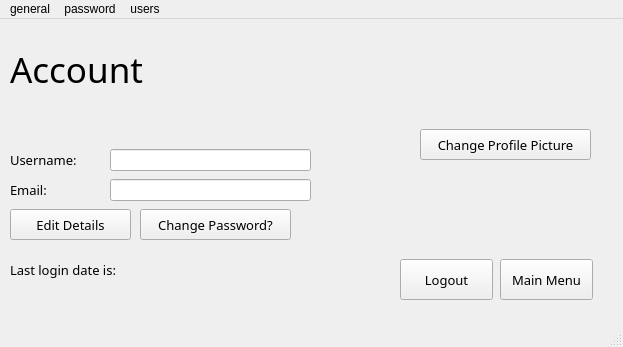
Above: lightning_pass/gui/static/qt_designer/main.ui from lgtm-migrator/lightning-pass before the change. Below: the same form after it.
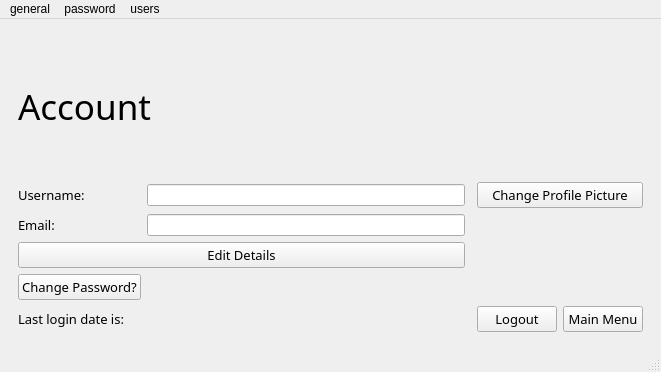
That is the form after the change. The open tabs and pages were chosen to show the change. Icons and pictures are not drawn.

Commit message: Add splash screen

What changed in the file:
```diff
--- a/lightning_pass/gui/static/qt_designer/main.ui
+++ b/lightning_pass/gui/static/qt_designer/main.ui
@@ -6,26 +6,62 @@
    <rect>
     <x>0</x>
     <y>0</y>
-    <width>623</width>
-    <height>347</height>
+    <width>661</width>
+    <height>372</height>
    </rect>
   </property>
   <property name="windowTitle">
    <string>Lightning Pass</string>
   </property>
   <widget class="QWidget" name="centralwidget">
+   <property name="autoFillBackground">
+    <bool>true</bool>
+   </property>
+   <layout class="QGridLayout" name="gridLayout_9">
+    <item row="0" column="0">
    <widget class="QStackedWidget" name="stacked_widget">
-    <property name="geometry">
-     <rect>
-      <x>0</x>
-      <y>0</y>
-      <width>611</width>
-      <height>291</height>
-     </rect>
-    </property>
     <property name="currentIndex">
-     <number>6</number>
-    </property>
+       <number>1</number>
+      </property>
+      <widget class="QWidget" name="loading">
+       <property name="cursor">
+        <cursorShape>WaitCursor</cursorShape>
+       </property>
+       <layout class="QGridLayout" name="gridLayout_8">
+        <item row="0" column="0">
+         <widget class="QLabel" name="loading_lbl">
+          <property name="font">
+           <font>
+            <family>Segoe Print</family>
+            <pointsize>26</pointsize>
+           </font>
+          </property>
+          <property name="cursor">
+           <cursorShape>WaitCursor</cursorShape>
+          </property>
+          <property name="text">
+           <string>Loading Lightning Pass...</string>
+          </property>
+         </widget>
+        </item>
+        <item row="1" column="0">
+         <widget class="QProgressBar" name="loading_progress_bar">
+          <property name="font">
+           <font>
+            <family>Segoe UI Light</family>
+            <pointsize>28</pointsize>
+           </font>
+          </property>
+          <property name="cursor">
+           <cursorShape>WaitCursor</cursorShape>
+          </property>
+          <property name="value">
+           <number>24</number>
+          </property>
+         </widget>
+        </item>
+       </layout>
+      </widget>
     <widget class="QWidget" name="home">
      <layout class="QGridLayout" name="gridLayout">
       <item row="2" column="1">
@@ -511,65 +547,28 @@
      </layout>
     </widget>
     <widget class="QWidget" name="generate_pass_phase2">
-     <widget class="QProgressBar" name="generate_pass_p2_prgrs_bar">
-      <property name="enabled">
-       <bool>true</bool>
-      </property>
-      <property name="geometry">
-       <rect>
-        <x>10</x>
-        <y>170</y>
-        <width>591</width>
-        <height>20</height>
-       </rect>
-      </property>
-      <property name="font">
-       <font>
-        <family>Segoe UI Light</family>
-        <pointsize>10</pointsize>
-       </font>
-      </property>
-      <property name="value">
-       <number>0</number>
-      </property>
-      <property name="textVisible">
-       <bool>true</bool>
-      </property>
-     </widget>
+       <layout class="QGridLayout" name="gridLayout_6">
+        <item row="0" column="0" colspan="3">
      <widget class="QLabel" name="generate_pass_p2_rnd_lbl">
       <property name="enabled">
        <bool>true</bool>
       </property>
-      <property name="geometry">
-       <rect>
-        <x>10</x>
-        <y>0</y>
-        <width>471</width>
-        <height>31</height>
-       </rect>
-      </property>
       <property name="font">
        <font>
-        <family>Segoe UI Light</family>
-        <pointsize>10</pointsize>
+            <family>Segoe Print</family>
+            <pointsize>11</pointsize>
        </font>
       </property>
       <property name="text">
-       <string>Generate randomness by moving the mouse over the blue area.</string>
-      </property>
-     </widget>
+           <string>Generate randomness by hovering your mouse over the blue area.</string>
+          </property>
+         </widget>
+        </item>
+        <item row="1" column="0" colspan="3">
      <widget class="QLabel" name="generate_pass_p2_tracking_lbl">
       <property name="enabled">
        <bool>true</bool>
       </property>
-      <property name="geometry">
-       <rect>
-        <x>10</x>
-        <y>30</y>
-        <width>591</width>
-        <height>131</height>
-       </rect>
-      </property>
       <property name="mouseTracking">
        <bool>true</bool>
       </property>
@@ -580,15 +579,28 @@
        <string/>
       </property>
      </widget>
+        </item>
+        <item row="2" column="0" colspan="3">
+         <widget class="QProgressBar" name="generate_pass_p2_prgrs_bar">
+          <property name="enabled">
+           <bool>true</bool>
+          </property>
+          <property name="font">
+           <font>
+            <family>Segoe UI Light</family>
+            <pointsize>10</pointsize>
+           </font>
+          </property>
+          <property name="value">
+           <number>0</number>
+          </property>
+          <property name="textVisible">
+           <bool>true</bool>
+          </property>
+         </widget>
+        </item>
+        <item row="3" column="0">
      <widget class="QLabel" name="generate_pass_p2_final_lbl">
-      <property name="geometry">
-       <rect>
-        <x>10</x>
-        <y>200</y>
-        <width>161</width>
-        <height>41</height>
-       </rect>
-      </property>
       <property name="font">
        <font>
         <family>Segoe UI Light</family>
@@ -599,15 +611,9 @@
        <string>Generated password:</string>
       </property>
      </widget>
+        </item>
+        <item row="3" column="1" colspan="2">
      <widget class="QLineEdit" name="generate_pass_p2_final_pass_line">
-      <property name="geometry">
-       <rect>
-        <x>170</x>
-        <y>200</y>
-        <width>431</width>
-        <height>41</height>
-       </rect>
-      </property>
       <property name="font">
        <font>
         <family>Segoe UI Light</family>
@@ -621,15 +627,9 @@
        <bool>true</bool>
       </property>
      </widget>
+        </item>
+        <item row="4" column="0" colspan="2">
      <widget class="QPushButton" name="generate_pass_p2_copy_btn">
-      <property name="geometry">
-       <rect>
-        <x>10</x>
-        <y>250</y>
-        <width>481</width>
-        <height>28</height>
-       </rect>
-      </property>
       <property name="font">
        <font>
         <family>Segoe UI Light</family>
@@ -640,15 +640,9 @@
        <string>Copy Password</string>
       </property>
      </widget>
+        </item>
+        <item row="4" column="2">
      <widget class="QPushButton" name="generate_pass_p2_main_btn">
-      <property name="geometry">
-       <rect>
-        <x>490</x>
-        <y>250</y>
-        <width>101</width>
-        <height>28</height>
-       </rect>
-      </property>
       <property name="font">
        <font>
         <family>Segoe UI Light</family>
@@ -659,62 +653,39 @@
        <string>Main Menu</string>
       </property>
      </widget>
+        </item>
+       </layout>
     </widget>
     <widget class="QWidget" name="account">
-     <widget class="QLabel" name="account_lbl">
-      <property name="geometry">
-       <rect>
-        <x>10</x>
-        <y>20</y>
-        <width>421</width>
-        <height>61</height>
-       </rect>
-      </property>
+       <layout class="QGridLayout" name="gridLayout_7">
+        <item row="5" column="0" colspan="2">
+         <widget class="QPushButton" name="account_edit_details_btn">
       <property name="font">
        <font>
-        <family>Segoe Print</family>
-        <pointsize>26</pointsize>
+            <family>Segoe UI Light</family>
+            <pointsize>10</pointsize>
        </font>
       </property>
       <property name="text">
-       <string>Account</string>
-      </property>
-     </widget>
-     <widget class="QLineEdit" name="account_username_line">
-      <property name="geometry">
-       <rect>
-        <x>110</x>
-        <y>130</y>
-        <width>201</width>
-        <height>22</height>
-       </rect>
-      </property>
-      <property name="readOnly">
-       <bool>false</bool>
-      </property>
-     </widget>
-     <widget class="QLineEdit" name="account_email_line">
-      <property name="geometry">
-       <rect>
-        <x>110</x>
-        <y>160</y>
-        <width>201</width>
-        <height>22</height>
-       </rect>
-      </property>
-      <property name="readOnly">
-       <bool>false</bool>
-      </property>
-     </widget>
+           <string>Edit Details</string>
+          </property>
+         </widget>
+        </item>
+        <item row="7" column="0" colspan="3">
+         <widget class="QLabel" name="account_last_log_date">
+          <property name="font">
+           <font>
+            <family>Segoe UI Light</family>
+            <pointsize>10</pointsize>
+           </font>
+          </property>
+          <property name="text">
+           <string>Last login date is: </string>
+          </property>
+         </widget>
+        </item>
+        <item row="4" column="0">
      <widget class="QLabel" name="account_email_lbl">
-      <property name="geometry">
-       <rect>
-        <x>10</x>
-        <y>160</y>
-        <width>71</width>
-        <height>21</height>
-       </rect>
-      </property>
       <property name="font">
        <font>
         <family>Segoe UI Light</family>
@@ -725,15 +696,29 @@
        <string>Email:</string>
       </property>
      </widget>
+        </item>
+        <item row="7" column="4">
+         <widget class="QPushButton" name="account_main_menu_btn">
+          <property name="font">
+           <font>
+            <family>Segoe UI Light</family>
+            <pointsize>10</pointsize>
+           </font>
+          </property>
+          <property name="text">
+           <string>Main Menu</string>
+          </property>
+         </widget>
+        </item>
+        <item row="4" column="1">
+         <widget class="QLineEdit" name="account_email_line">
+          <property name="readOnly">
+           <bool>false</bool>
+          </property>
+         </widget>
+        </item>
+        <item row="3" column="0">
      <widget class="QLabel" name="account_username_lbl">
-      <property name="geometry">
-       <rect>
-        <x>10</x>
-        <y>130</y>
-        <width>81</width>
-        <height>21</height>
-       </rect>
-      </property>
       <property name="font">
        <font>
         <family>Segoe UI Light</family>
@@ -744,110 +729,22 @@
        <string>Username:</string>
       </property>
      </widget>
+        </item>
+        <item row="0" column="3" rowspan="2" colspan="2">
      <widget class="QLabel" name="account_pfp_pixmap_lbl">
-      <property name="geometry">
-       <rect>
-        <x>420</x>
-        <y>10</y>
-        <width>171</width>
-        <height>91</height>
-       </rect>
-      </property>
       <property name="text">
        <string/>
       </property>
       <property name="pixmap">
-       <pixmap>../profile_pictures/default.png</pixmap>
+           <pixmap>C:/Users/Luky/.designer/profile_pictures/default.png</pixmap>
       </property>
       <property name="scaledContents">
        <bool>true</bool>
       </property>
      </widget>
-     <widget class="QPushButton" name="account_change_pfp_btn">
-      <property name="geometry">
-       <rect>
-        <x>420</x>
-        <y>110</y>
-        <width>171</width>
-        <height>31</height>
-       </rect>
-      </property>
-      <property name="font">
-       <font>
-        <family>Segoe UI Light</family>
-        <pointsize>10</pointsize>
-       </font>
-      </property>
-      <property name="text">
-       <string>Change Profile Picture</string>
-      </property>
-     </widget>
-     <widget class="QPushButton" name="account_edit_details_btn">
-      <property name="geometry">
-       <rect>
-        <x>10</x>
-        <y>190</y>
-        <width>121</width>
-        <height>31</height>
-       </rect>
-      </property>
-      <property name="font">
-       <font>
-        <family>Segoe UI Light</family>
-        <pointsize>10</pointsize>
-       </font>
-      </property>
-      <property name="text">
-       <string>Edit Details</string>
-      </property>
-     </widget>
-     <widget class="QPushButton" name="account_change_pass_btn">
-      <property name="geometry">
-       <rect>
-        <x>140</x>
-        <y>190</y>
-        <width>151</width>
-        <height>31</height>
-       </rect>
-      </property>
-      <property name="font">
-       <font>
-        <family>Segoe UI Light</family>
-        <pointsize>10</pointsize>
-       </font>
-      </property>
-      <property name="text">
-       <string>Change Password?</string>
-      </property>
-     </widget>
-     <widget class="QPushButton" name="account_main_menu_btn">
-      <property name="geometry">
-       <rect>
-        <x>500</x>
-        <y>240</y>
-        <width>93</width>
-        <height>41</height>
-       </rect>
-      </property>
-      <property name="font">
-       <font>
-        <family>Segoe UI Light</family>
-        <pointsize>10</pointsize>
-       </font>
-      </property>
-      <property name="text">
-       <string>Main Menu</string>
-      </property>
-     </widget>
+        </item>
+        <item row="7" column="3">
      <widget class="QPushButton" name="account_logout_btn">
-      <property name="geometry">
-       <rect>
-        <x>400</x>
-        <y>240</y>
-        <width>93</width>
-        <height>41</height>
-       </rect>
-      </property>
       <property name="font">
        <font>
         <family>Segoe UI Light</family>
@@ -858,34 +755,65 @@
        <string>Logout</string>
       </property>
      </widget>
-     <widget class="QLabel" name="account_last_log_date">
-      <property name="geometry">
-       <rect>
-        <x>10</x>
-        <y>240</y>
-        <width>281</width>
-        <height>21</height>
-       </rect>
-      </property>
+        </item>
+        <item row="3" column="1">
+         <widget class="QLineEdit" name="account_username_line">
+          <property name="readOnly">
+           <bool>false</bool>
+          </property>
+         </widget>
+        </item>
+        <item row="0" column="0" rowspan="2" colspan="2">
+         <widget class="QLabel" name="account_lbl">
       <property name="font">
        <font>
+            <family>Segoe Print</family>
+            <pointsize>26</pointsize>
+           </font>
+          </property>
+          <property name="text">
+           <string>Account</string>
+          </property>
+         </widget>
+        </item>
+        <item row="6" column="0">
+         <widget class="QPushButton" name="account_change_pass_btn">
+          <property name="font">
+           <font>
         <family>Segoe UI Light</family>
         <pointsize>10</pointsize>
        </font>
       </property>
       <property name="text">
-       <string>Last login date is: </string>
-      </property>
-     </widget>
-    </widget>
-   </widget>
+           <string>Change Password?</string>
+          </property>
+         </widget>
+        </item>
+        <item row="3" column="3" colspan="2">
+         <widget class="QPushButton" name="account_change_pfp_btn">
+          <property name="font">
+           <font>
+            <family>Segoe UI Light</family>
+            <pointsize>10</pointsize>
+           </font>
+          </property>
+          <property name="text">
+           <string>Change Profile Picture</string>
+          </property>
+         </widget>
+        </item>
+       </layout>
+      </widget>
+     </widget>
+    </item>
+   </layout>
   </widget>
   <widget class="QMenuBar" name="menu_bar">
    <property name="geometry">
     <rect>
      <x>0</x>
      <y>0</y>
-     <width>623</width>
+     <width>661</width>
      <height>26</height>
     </rect>
    </property>
```
Lines whose indentation alone changed are shown as unchanged. The commit also changes 7 other files.
